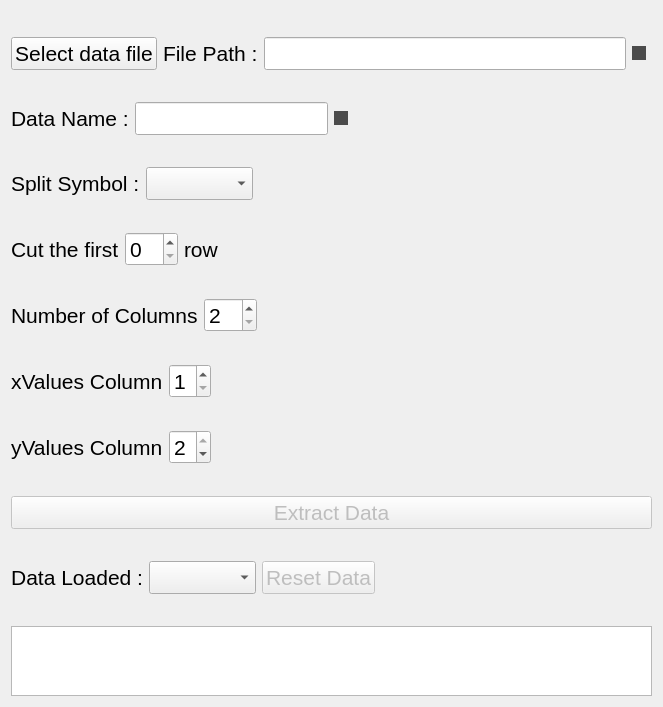
Above: View/DataWindow.ui from BETRU21/GraphicGenerator before the change. Below: the same form after it.
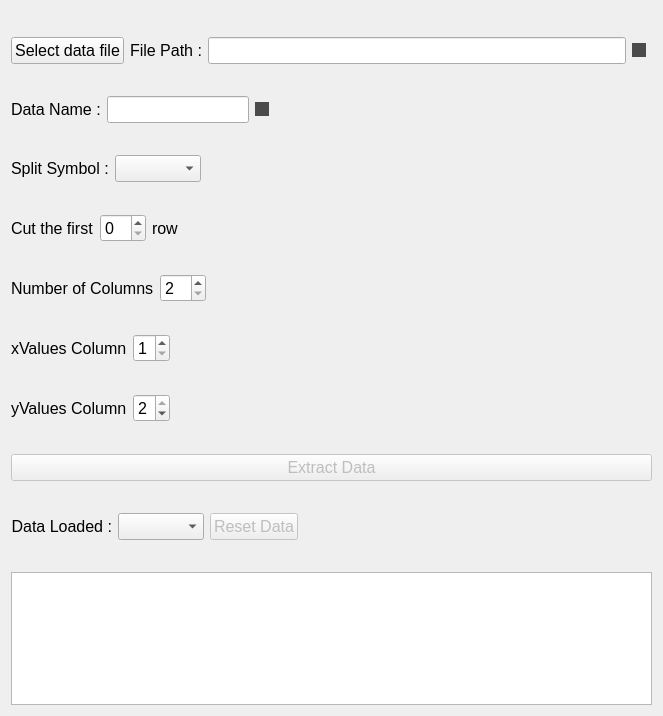
That is the form after the change.

```diff
--- a/View/DataWindow.ui
+++ b/View/DataWindow.ui
@@ -7,9 +7,14 @@
     <x>0</x>
     <y>0</y>
     <width>663</width>
-    <height>659</height>
+    <height>716</height>
    </rect>
   </property>
+  <property name="font">
+   <font>
+    <pointsize>12</pointsize>
+   </font>
+  </property>
   <property name="windowTitle">
    <string>Form</string>
   </property>
@@ -22,7 +27,7 @@
         <widget class="QLabel" name="label">
          <property name="font">
           <font>
-           <pointsize>16</pointsize>
+           <pointsize>12</pointsize>
           </font>
          </property>
          <property name="text">
@@ -34,7 +39,7 @@
         <widget class="QLineEdit" name="le_dataName">
          <property name="font">
           <font>
-           <pointsize>16</pointsize>
+           <pointsize>12</pointsize>
           </font>
          </property>
         </widget>
@@ -57,7 +62,7 @@
         <widget class="QLabel" name="label_4">
          <property name="font">
           <font>
-           <pointsize>16</pointsize>
+           <pointsize>12</pointsize>
           </font>
          </property>
          <property name="text">
@@ -72,7 +77,7 @@
         <widget class="QComboBox" name="cmb_data">
          <property name="font">
           <font>
-           <pointsize>16</pointsize>
+           <pointsize>12</pointsize>
           </font>
          </property>
          <property name="editable">
@@ -87,7 +92,7 @@
          </property>
          <property name="font">
           <font>
-           <pointsize>16</pointsize>
+           <pointsize>12</pointsize>
           </font>
          </property>
          <property name="text">
@@ -103,7 +108,7 @@
         <widget class="QLabel" name="label_2">
          <property name="font">
           <font>
-           <pointsize>16</pointsize>
+           <pointsize>12</pointsize>
           </font>
          </property>
          <property name="text">
@@ -115,7 +120,7 @@
         <widget class="QComboBox" name="cmb_split">
          <property name="font">
           <font>
-           <pointsize>16</pointsize>
+           <pointsize>12</pointsize>
           </font>
          </property>
         </widget>
@@ -141,7 +146,7 @@
         <widget class="QPushButton" name="pb_filePath">
          <property name="font">
           <font>
-           <pointsize>16</pointsize>
+           <pointsize>12</pointsize>
           </font>
          </property>
          <property name="text">
@@ -153,7 +158,7 @@
         <widget class="QLabel" name="label_3">
          <property name="font">
           <font>
-           <pointsize>16</pointsize>
+           <pointsize>12</pointsize>
           </font>
          </property>
          <property name="text">
@@ -165,7 +170,7 @@
         <widget class="QLineEdit" name="le_filePath">
          <property name="font">
           <font>
-           <pointsize>16</pointsize>
+           <pointsize>12</pointsize>
           </font>
          </property>
          <property name="readOnly">
@@ -257,7 +262,7 @@
        </property>
        <property name="font">
         <font>
-         <pointsize>16</pointsize>
+         <pointsize>12</pointsize>
         </font>
        </property>
        <property name="text">
@@ -284,7 +289,7 @@
         <widget class="QLabel" name="label_column">
          <property name="font">
           <font>
-           <pointsize>16</pointsize>
+           <pointsize>12</pointsize>
           </font>
          </property>
          <property name="text">
@@ -296,7 +301,7 @@
         <widget class="QSpinBox" name="sb_nbColumns">
          <property name="font">
           <font>
-           <pointsize>16</pointsize>
+           <pointsize>12</pointsize>
           </font>
          </property>
          <property name="minimum">
@@ -338,7 +343,7 @@
         <widget class="QLabel" name="label_5">
          <property name="font">
           <font>
-           <pointsize>16</pointsize>
+           <pointsize>12</pointsize>
           </font>
          </property>
          <property name="text">
@@ -350,7 +355,7 @@
         <widget class="QSpinBox" name="sb_xValues">
          <property name="font">
           <font>
-           <pointsize>16</pointsize>
+           <pointsize>12</pointsize>
           </font>
          </property>
          <property name="minimum">
@@ -382,7 +387,7 @@
         <widget class="QLabel" name="label_6">
          <property name="font">
           <font>
-           <pointsize>16</pointsize>
+           <pointsize>12</pointsize>
           </font>
          </property>
          <property name="text">
@@ -394,7 +399,7 @@
         <widget class="QSpinBox" name="sb_yValues">
          <property name="font">
           <font>
-           <pointsize>16</pointsize>
+           <pointsize>12</pointsize>
           </font>
          </property>
          <property name="minimum">
@@ -429,7 +434,7 @@
         <widget class="QLabel" name="label_7">
          <property name="font">
           <font>
-           <pointsize>16</pointsize>
+           <pointsize>12</pointsize>
           </font>
          </property>
          <property name="text">
@@ -441,7 +446,7 @@
         <widget class="QSpinBox" name="sb_row">
          <property name="font">
           <font>
-           <pointsize>16</pointsize>
+           <pointsize>12</pointsize>
           </font>
          </property>
         </widget>
@@ -450,7 +455,7 @@
         <widget class="QLabel" name="label_8">
          <property name="font">
           <font>
-           <pointsize>16</pointsize>
+           <pointsize>12</pointsize>
           </font>
          </property>
          <property name="text">
```
